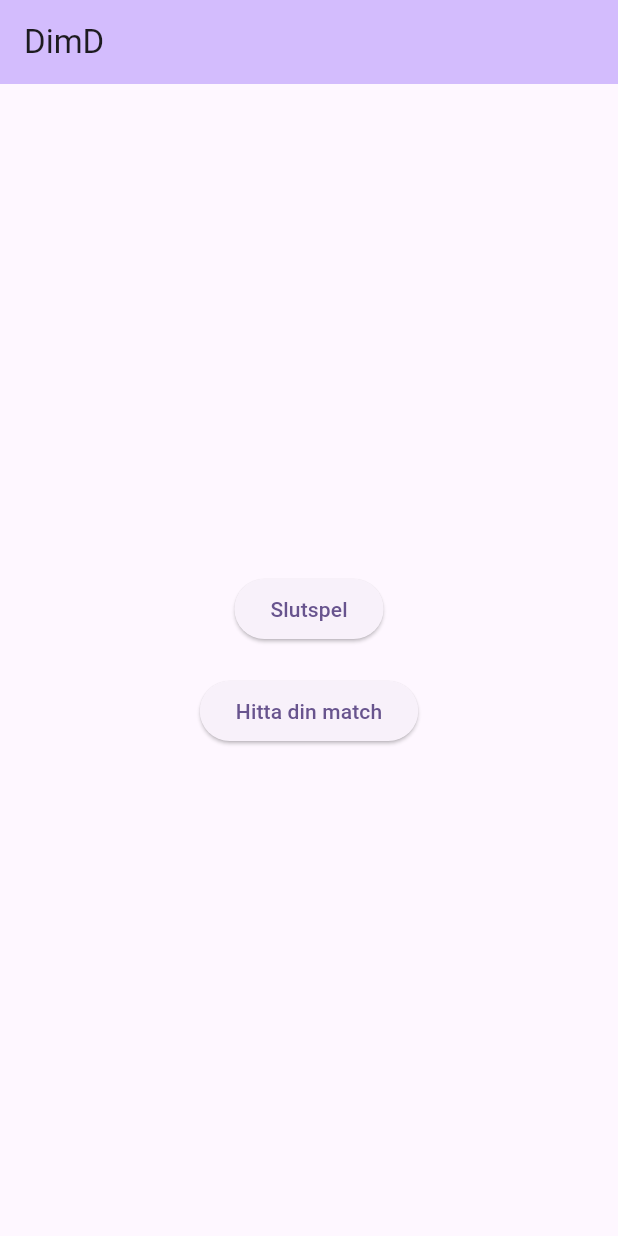
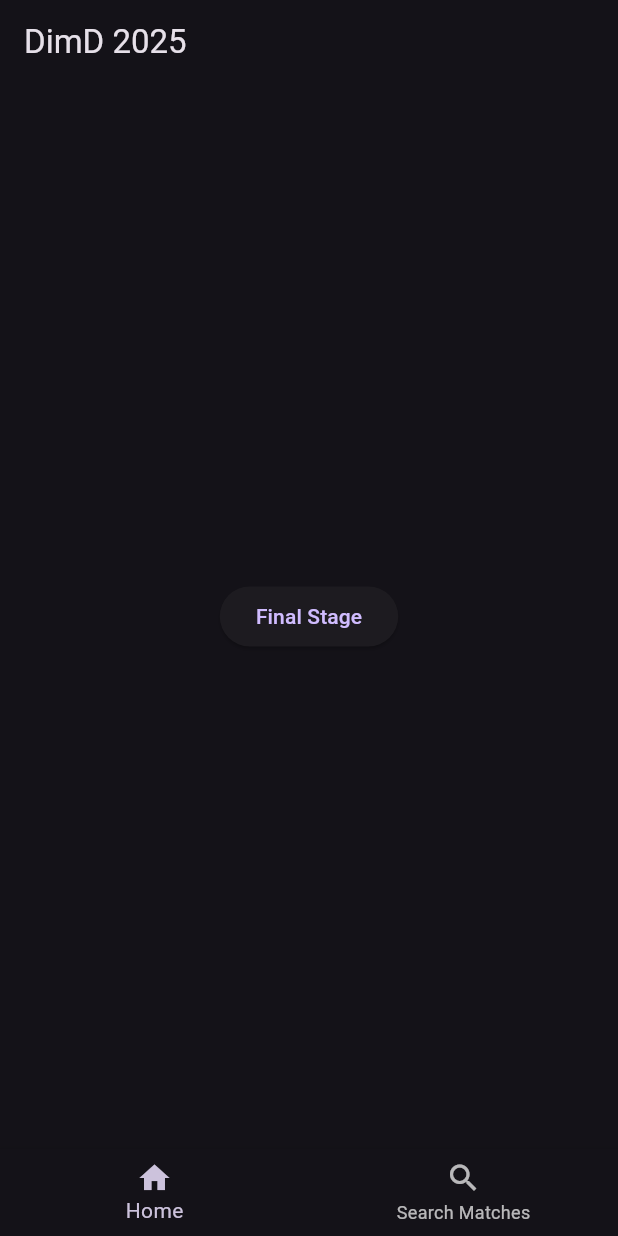
Before and after one commit to Glockner00/Domd-Dimd, a Flutter app: the screen it shows after launch, on a phone screen of 412 x 824 dp. Run offline on Flutter 3.47's test engine with Material 3 defaults, Android fonts, the phone set to English and light mode, and no system bars.

Commit message:
tool bar/colors

```diff
--- a/lib/main.dart
+++ b/lib/main.dart
@@ -1,4 +1,3 @@
-// main.dart
 import 'package:flutter/material.dart';
 import 'final_stage.dart';
 import 'search_matches.dart';
@@ -13,58 +12,77 @@ class MyApp extends StatelessWidget {
   @override
   Widget build(BuildContext context) {
     return MaterialApp(
-      title: 'DimD',
-      theme: ThemeData(
-        colorScheme: ColorScheme.fromSeed(seedColor: Colors.deepPurple),
-        useMaterial3: true,
-      ),
-      home: const MyHomePage(title: 'DimD'),
+      title: 'Challonge Brackets',
+      theme: ThemeData.dark(),
+      home: const MainScreen(),
     );
   }
 }
 
-class MyHomePage extends StatefulWidget {
-  const MyHomePage({super.key, required this.title});
-
-  final String title;
+class MainScreen extends StatefulWidget {
+  const MainScreen({super.key});
 
   @override
-  State<MyHomePage> createState() => _MyHomePageState();
+  _MainScreenState createState() => _MainScreenState();
 }
 
-class _MyHomePageState extends State<MyHomePage> {
+class _MainScreenState extends State<MainScreen> {
+  int _selectedIndex = 0;
+
+  static const List<Widget> _pages = <Widget>[
+    HomeScreen(),
+    SearchMatchesPage(),
+  ];
+
+  void _onItemTapped(int index) {
+    setState(() {
+      _selectedIndex = index;
+    });
+  }
+
+  @override
+  Widget build(BuildContext context) {
+    return Scaffold(
+      body: Center(
+        child: _pages[_selectedIndex],
+      ),
+      bottomNavigationBar: BottomNavigationBar(
+        currentIndex: _selectedIndex,
+        onTap: _onItemTapped,
+        items: const <BottomNavigationBarItem>[
+          BottomNavigationBarItem(
+            icon: Icon(Icons.home),
+            label: 'Home',
+          ),
+          BottomNavigationBarItem(
+            icon: Icon(Icons.search),
+            label: 'Search Matches',
+          ),
+        ],
+      ),
+    );
+  }
+}
+
+class HomeScreen extends StatelessWidget {
+  const HomeScreen({super.key});
+
   @override
   Widget build(BuildContext context) {
     return Scaffold(
       appBar: AppBar(
-        backgroundColor: Theme.of(context).colorScheme.inversePrimary,
-        title: Text(widget.title),
+        title: const Text('DimD 2025'),
+        automaticallyImplyLeading: false, // No back button on home page
       ),
       body: Center(
-        child: Column(
-          mainAxisAlignment: MainAxisAlignment.center,
-          children: <Widget>[
-            ElevatedButton(
+        child: ElevatedButton(
           onPressed: () {
             Navigator.push(
               context,
               MaterialPageRoute(builder: (context) => const FinalStage()),
             );
           },
-              child: const Text('Slutspel'),
-            ),
-            const SizedBox(height: 20),
-            ElevatedButton(
-              onPressed: () {
-                Navigator.push(
-                  context,
-                  MaterialPageRoute(
-                      builder: (context) => const SearchMatchesPage()),
-                );
-              },
-              child: const Text('Hitta din match'),
-            ),
-          ],
+          child: const Text('Final Stage'),
         ),
       ),
     );
--- a/lib/search_matches.dart
+++ b/lib/search_matches.dart
@@ -1,6 +1,5 @@
 // search_matches.dart
 import 'package:flutter/material.dart';
-import 'package:flutter/services.dart';
 import 'challonge_service.dart';
 import 'final_stage.dart';
 import 'package:intl/intl.dart';
@@ -94,6 +93,12 @@ class _SearchMatchesPageState extends State<SearchMatchesPage> {
     return Scaffold(
       appBar: AppBar(
         title: const Text('Hitta dina matcher'),
+        leading: IconButton(
+          icon: const Icon(Icons.arrow_back),
+          onPressed: () {
+            Navigator.pop(context);
+          },
+        ),
       ),
       body: _isLoading
           ? const Center(child: CircularProgressIndicator())
```
Also changed, not shown: pubspec.yaml (+3 -71 lines), assets/d-group.png (added). Lines whose indentation alone changed are shown as unchanged.
